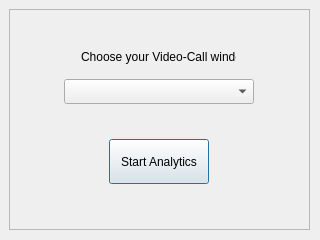
Before: the Qt Designer form app/dialog.ui in TobiKick/EmotionAnalytics_Prototype_Python, drawn with Qt 5.
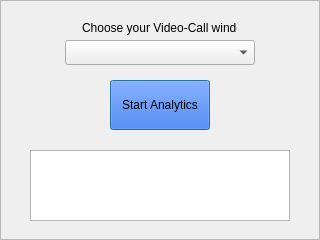
After: the same form once the commit is applied.

Diff of the .ui file:
```diff
--- a/app/dialog.ui
+++ b/app/dialog.ui
@@ -16,10 +16,10 @@
   <widget class="QFrame" name="frame">
    <property name="geometry">
     <rect>
-     <x>9</x>
-     <y>9</y>
-     <width>301</width>
-     <height>221</height>
+     <x>0</x>
+     <y>0</y>
+     <width>320</width>
+     <height>240</height>
     </rect>
    </property>
    <property name="frameShape">
@@ -31,8 +31,8 @@
    <widget class="QComboBox" name="box_selection">
     <property name="geometry">
      <rect>
-      <x>55</x>
-      <y>70</y>
+      <x>65</x>
+      <y>40</y>
       <width>190</width>
       <height>25</height>
      </rect>
@@ -41,12 +41,49 @@
    <widget class="QPushButton" name="btn_start">
     <property name="geometry">
      <rect>
-      <x>100</x>
-      <y>130</y>
+      <x>110</x>
+      <y>80</y>
       <width>100</width>
-      <height>45</height>
+      <height>50</height>
      </rect>
     </property>
+    <property name="palette">
+     <palette>
+      <active>
+       <colorrole role="Button">
+        <brush brushstyle="SolidPattern">
+         <color alpha="255">
+          <red>0</red>
+          <green>85</green>
+          <blue>255</blue>
+         </color>
+        </brush>
+       </colorrole>
+      </active>
+      <inactive>
+       <colorrole role="Button">
+        <brush brushstyle="SolidPattern">
+         <color alpha="255">
+          <red>0</red>
+          <green>85</green>
+          <blue>255</blue>
+         </color>
+        </brush>
+       </colorrole>
+      </inactive>
+      <disabled>
+       <colorrole role="Button">
+        <brush brushstyle="SolidPattern">
+         <color alpha="255">
+          <red>0</red>
+          <green>85</green>
+          <blue>255</blue>
+         </color>
+        </brush>
+       </colorrole>
+      </disabled>
+     </palette>
+    </property>
     <property name="text">
      <string>Start Analytics</string>
     </property>
@@ -54,8 +91,8 @@
    <widget class="QLabel" name="label">
     <property name="geometry">
      <rect>
-      <x>72</x>
-      <y>40</y>
+      <x>82</x>
+      <y>20</y>
       <width>155</width>
       <height>16</height>
      </rect>
@@ -64,6 +101,23 @@
      <string>Choose your Video-Call window:</string>
     </property>
    </widget>
+   <widget class="QTextBrowser" name="box_results">
+    <property name="geometry">
+     <rect>
+      <x>30</x>
+      <y>150</y>
+      <width>260</width>
+      <height>71</height>
+     </rect>
+    </property>
+    <property name="html">
+     <string>&lt;!DOCTYPE HTML PUBLIC &quot;-//W3C//DTD HTML 4.0//EN&quot; &quot;http://www.w3.org/TR/REC-html40/strict.dtd&quot;&gt;
+&lt;html&gt;&lt;head&gt;&lt;meta name=&quot;qrichtext&quot; content=&quot;1&quot; /&gt;&lt;style type=&quot;text/css&quot;&gt;
+p, li { white-space: pre-wrap; }
+&lt;/style&gt;&lt;/head&gt;&lt;body style=&quot; font-family:'MS Shell Dlg 2'; font-size:8.25pt; font-weight:400; font-style:normal;&quot;&gt;
+&lt;p align=&quot;center&quot; style=&quot;-qt-paragraph-type:empty; margin-top:0px; margin-bottom:0px; margin-left:0px; margin-right:0px; -qt-block-indent:0; text-indent:0px;&quot;&gt;&lt;br /&gt;&lt;/p&gt;&lt;/body&gt;&lt;/html&gt;</string>
+    </property>
+   </widget>
   </widget>
  </widget>
  <resources/>
```
